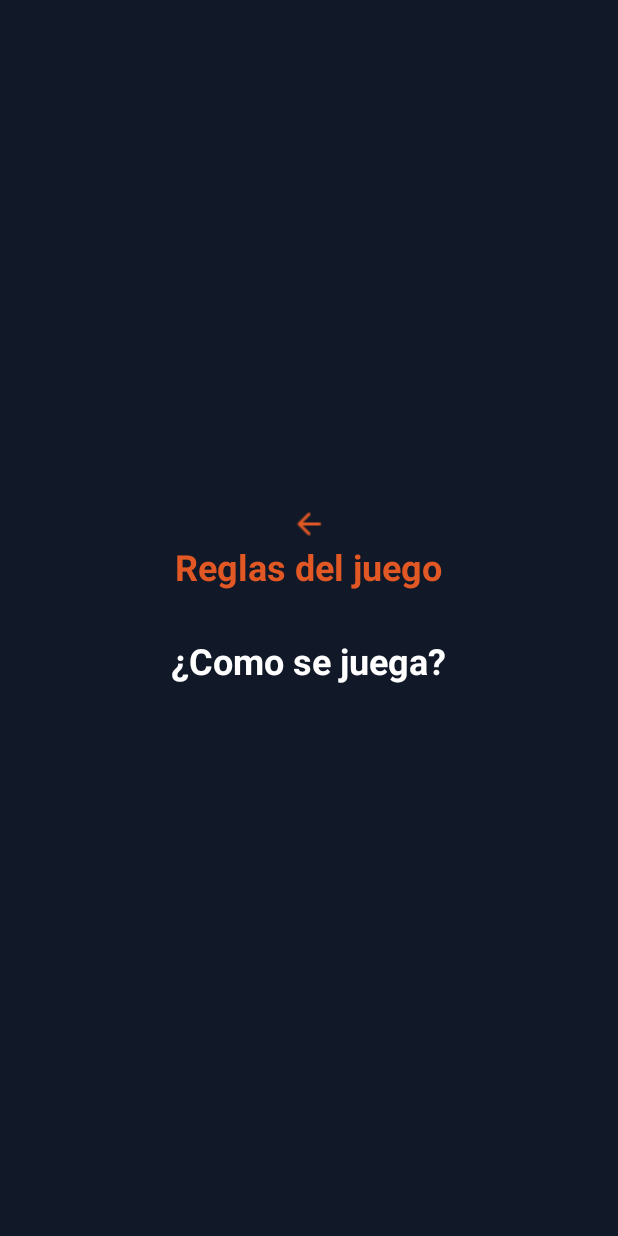
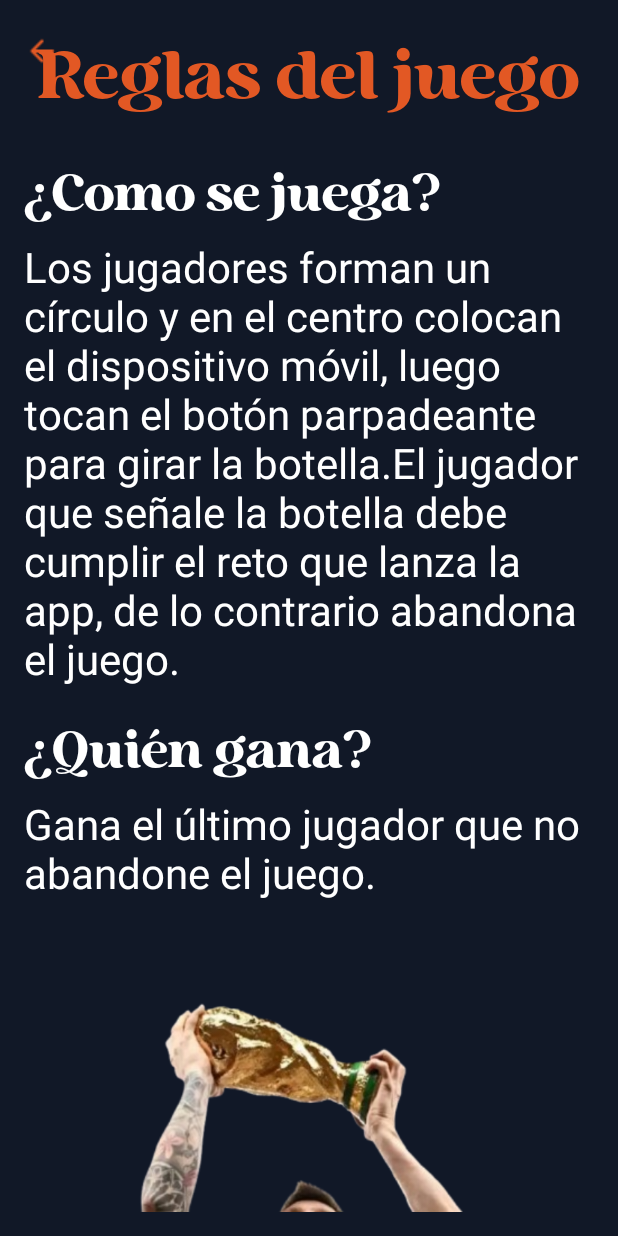
Before and after one commit to juanpalacios20/picoBotella, an Android app: the InstructionsActivity screen opened directly, with no data from a screen before it, on a phone screen of 412 x 824 dp. Run offline under Robolectric (Android 15) with nearby library versions, the phone set to English and light mode, and no system bars.

Commit message:
Finish the HU_5 xml, instruction of game

```diff
--- a/app/src/main/res/layout/instructions_game.xml
+++ b/app/src/main/res/layout/instructions_game.xml
@@ -1,10 +1,9 @@
 <?xml version="1.0" encoding="utf-8"?>
-<LinearLayout xmlns:android="http://schemas.android.com/apk/res/android"
-    android:orientation="vertical"
+<androidx.constraintlayout.widget.ConstraintLayout xmlns:android="http://schemas.android.com/apk/res/android"
     android:layout_width="match_parent"
     android:layout_height="match_parent"
+    xmlns:app="http://schemas.android.com/apk/res-auto"
     android:padding="16dp"
-    android:gravity="center"
     xmlns:tools="http://schemas.android.com/tools"
     android:background="@color/dark_gray"
     tools:context=".InstructionsActivity">
@@ -13,31 +12,76 @@
         android:id="@+id/back"
         android:layout_width="wrap_content"
         android:layout_height="wrap_content"
-        android:contentDescription="@string/icono_de_calificaci_n"
         android:src="@drawable/flecha_atras"
         android:background="@color/dark_gray"
+        android:paddingTop="6dp"
         tools:ignore="MissingConstraints" />
 
+    <TextView
+        android:id="@+id/title_reglas"
+        android:layout_width="wrap_content"
+        android:layout_height="wrap_content"
+        android:fontFamily="@font/holenvintage"
+        android:text="Reglas del juego"
+        android:textColor="@color/orange"
+        android:paddingTop="5dp"
+        android:textSize="64px"
+        app:layout_constraintStart_toStartOf="parent"
+        app:layout_constraintEnd_toEndOf="parent"
+        app:layout_constraintStart_toEndOf="@+id/back"
+        tools:ignore="MissingConstraints" />
 
     <TextView
+        android:id="@+id/title_howtoplay"
+        android:layout_width="match_parent"
+        android:layout_height="wrap_content"
+        android:text="¿Como se juega?"
+        android:textColor="@color/white"
+        app:layout_constraintTop_toBottomOf="@+id/title_reglas"
+        tools:layout_editor_absoluteX="16dp"
+        android:paddingTop="30dp"
+        android:textSize="48px"
+        android:fontFamily="@font/holenvintage"/>
+
+    <TextView
+        android:id="@+id/text1"
+        android:layout_width="match_parent"
+        android:layout_height="wrap_content"
+        android:text="Los jugadores forman un círculo y en el centro
+colocan el dispositivo móvil, luego tocan el botón parpadeante para girar la botella.El jugador que señale la
+botella debe cumplir el reto que lanza la app, de lo contrario abandona el juego."
+        app:layout_constraintTop_toBottomOf="@+id/title_howtoplay"
+        android:paddingTop="10dp"
+        android:textSize="42px"
+        android:textColor="@color/white"/>
+
+    <TextView
+        android:id="@+id/title_whowin"
+        android:layout_width="match_parent"
+        android:layout_height="wrap_content"
+        android:text="¿Quién gana?"
+        android:textColor="@color/white"
+        app:layout_constraintTop_toBottomOf="@+id/text1"
+        tools:layout_editor_absoluteX="16dp"
+        android:paddingTop="20dp"
+        android:textSize="48px"
+        android:fontFamily="@font/holenvintage"/>
+
+    <TextView
+        android:id="@+id/text2"
+        android:layout_width="match_parent"
+        android:layout_height="wrap_content"
+        android:text="Gana el último jugador que no abandone el juego."
+        app:layout_constraintTop_toBottomOf="@+id/title_whowin"
+        android:paddingTop="10dp"
+        android:textSize="42px"
+        android:textColor="@color/white"/>
+
+    <ImageView
         android:layout_width="wrap_content"
         android:layout_height="wrap_content"
-        android:text="Reglas del juego"
-        android:textSize="24sp"
-        android:textColor="@color/orange"
-        android:textStyle="bold"
-        android:gravity="center"
-        android:layout_marginBottom="30dp" />
+        android:src="@drawable/messi_img"
+        app:layout_constraintTop_toBottomOf="@+id/text2"
+        tools:ignore="MissingConstraints" />
 
-    <TextView
-        android:layout_width="wrap_content"
-        android:layout_height="wrap_content"
-        android:text="¿Como se juega?"
-        android:textSize="24sp"
-        android:textColor="@color/white"
-        android:textStyle="bold"
-        android:gravity="center"
-        android:layout_marginBottom="30dp" />
-
-
-</LinearLayout>
+</androidx.constraintlayout.widget.ConstraintLayout>
```
Also changed, not shown: app/src/main/res/drawable/messi_img.png (added).
